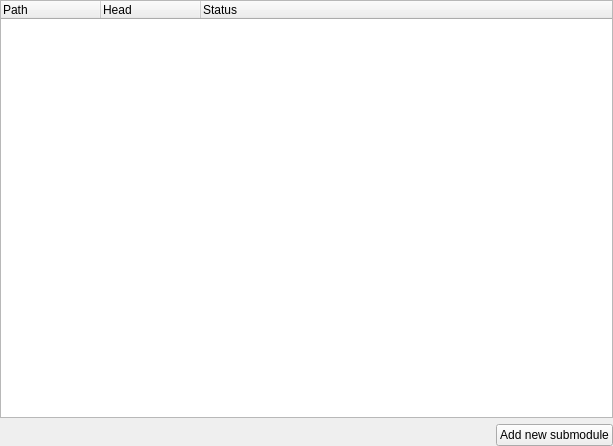
This is src/widgets/submoduleswidget.ui in HamedMasafi/GitKlient as Qt 5 draws it before an edit. The edited form follows.
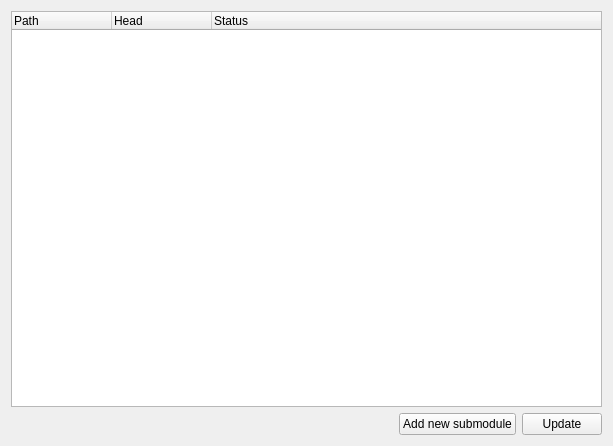
This is the edited form. Icons and pictures are not drawn. Custom widgets are drawn as their Qt base class.

```diff
--- a/src/widgets/submoduleswidget.ui
+++ b/src/widgets/submoduleswidget.ui
@@ -17,18 +17,6 @@
    <iconset theme="git-submodules"/>
   </property>
   <layout class="QVBoxLayout" name="verticalLayout">
-   <property name="leftMargin">
-    <number>0</number>
-   </property>
-   <property name="topMargin">
-    <number>0</number>
-   </property>
-   <property name="rightMargin">
-    <number>0</number>
-   </property>
-   <property name="bottomMargin">
-    <number>0</number>
-   </property>
    <item>
     <widget class="QTreeWidget" name="treeWidget">
      <column>
@@ -70,10 +58,27 @@
        </property>
       </widget>
      </item>
+     <item>
+      <widget class="PushButton" name="pushButtonUpdate">
+       <property name="whatsThis">
+        <string>&lt;html&gt;&lt;head/&gt;&lt;body&gt;&lt;p&gt;Save your local modifications to a new stash entry and roll them back to HEAD (in the working tree and in the index). The part is optional and gives the description along with the stashed state.&lt;/p&gt;&lt;p&gt;&lt;br/&gt;&lt;/p&gt;&lt;p&gt;&lt;a href=&quot;https://git-scm.com/docs/git-stash#Documentation/git-stash.txt-push-p--patch-k--no-keep-index-u--include-untracked-a--all-q--quiet-m--messageltmessagegt--pathspec-from-fileltfilegt--pathspec-file-nul--ltpathspecgt82308203&quot;&gt;&lt;span style=&quot; text-decoration: underline; color:#2980b9;&quot;&gt;More informations...&lt;/span&gt;&lt;/a&gt;&lt;/p&gt;&lt;/body&gt;&lt;/html&gt;</string>
+       </property>
+       <property name="text">
+        <string>Update</string>
+       </property>
+      </widget>
+     </item>
     </layout>
    </item>
   </layout>
  </widget>
+ <customwidgets>
+  <customwidget>
+   <class>PushButton</class>
+   <extends>QPushButton</extends>
+   <header>core/pushbutton.h</header>
+  </customwidget>
+ </customwidgets>
  <resources/>
  <connections/>
 </ui>
```
Left out of the diff: 8 changed lines with no effect on the pictures.
